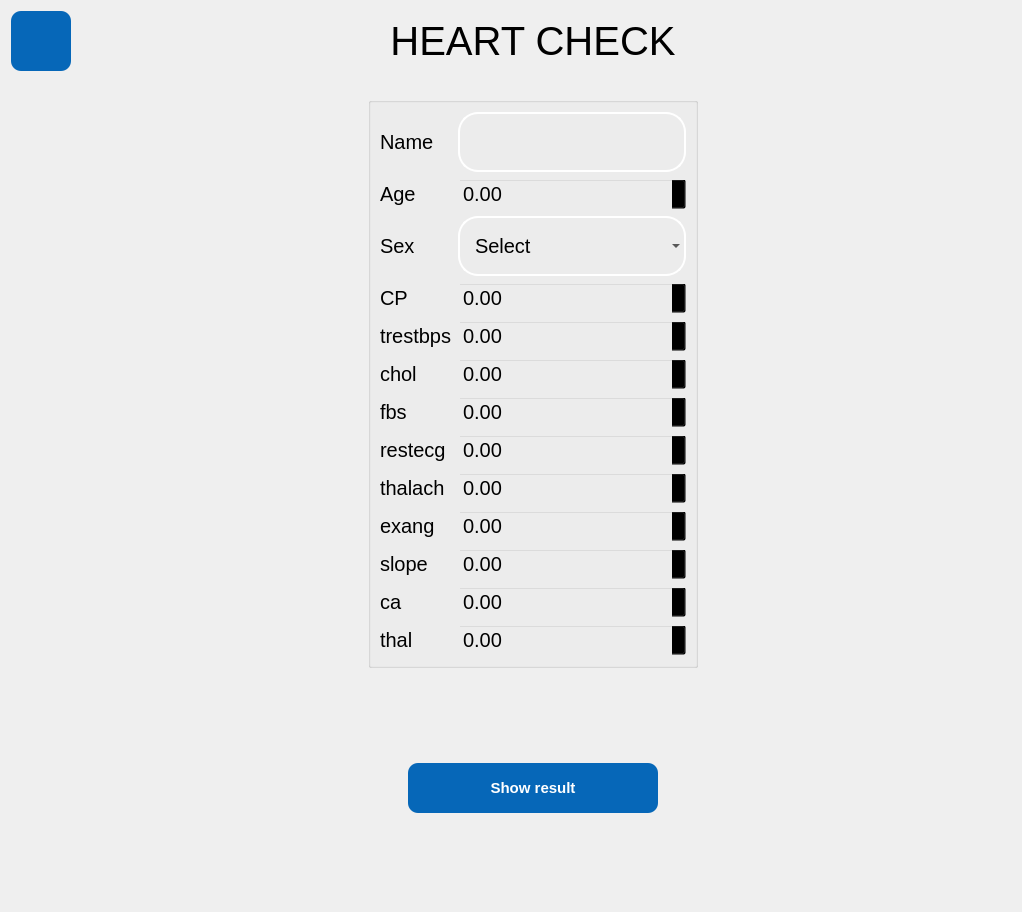
Old version of the form forms/heart_model.ui in the repository yousefelmesalamy/Illminor.
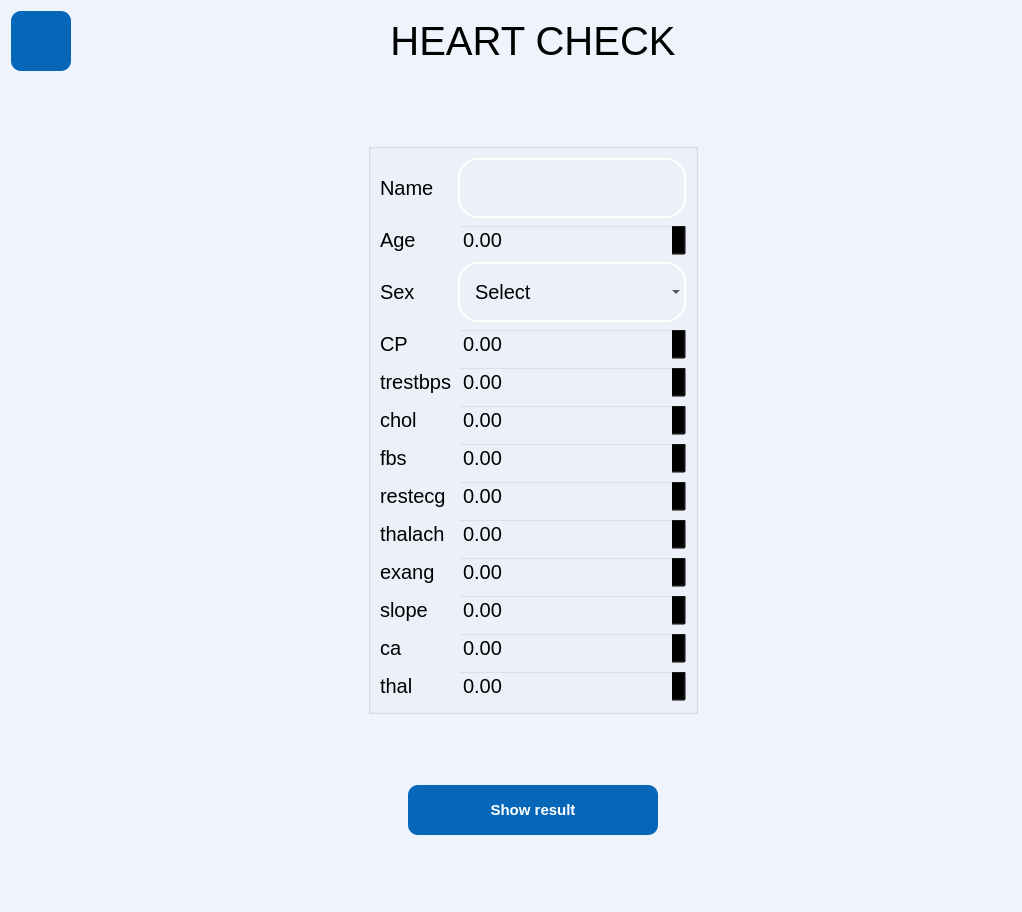
New version of the form. Icons and pictures are not drawn.

Commit message: change ui background color and reset urls

Patch:
```diff
--- a/forms/heart_model.ui
+++ b/forms/heart_model.ui
@@ -14,7 +14,7 @@
    <string>Form</string>
   </property>
   <property name="styleSheet">
-   <string notr="true">
+   <string notr="true">background-color: rgb(239, 243, 252);
 font-family:Ubuntu;
 font-size: 20px;
 	color:black;
@@ -816,7 +816,7 @@
       <enum>Qt::Vertical</enum>
      </property>
      <property name="sizeType">
-      <enum>QSizePolicy::Fixed</enum>
+      <enum>QSizePolicy::Expanding</enum>
      </property>
      <property name="sizeHint" stdset="0">
       <size>
```
The commit also changes 19 other files.
